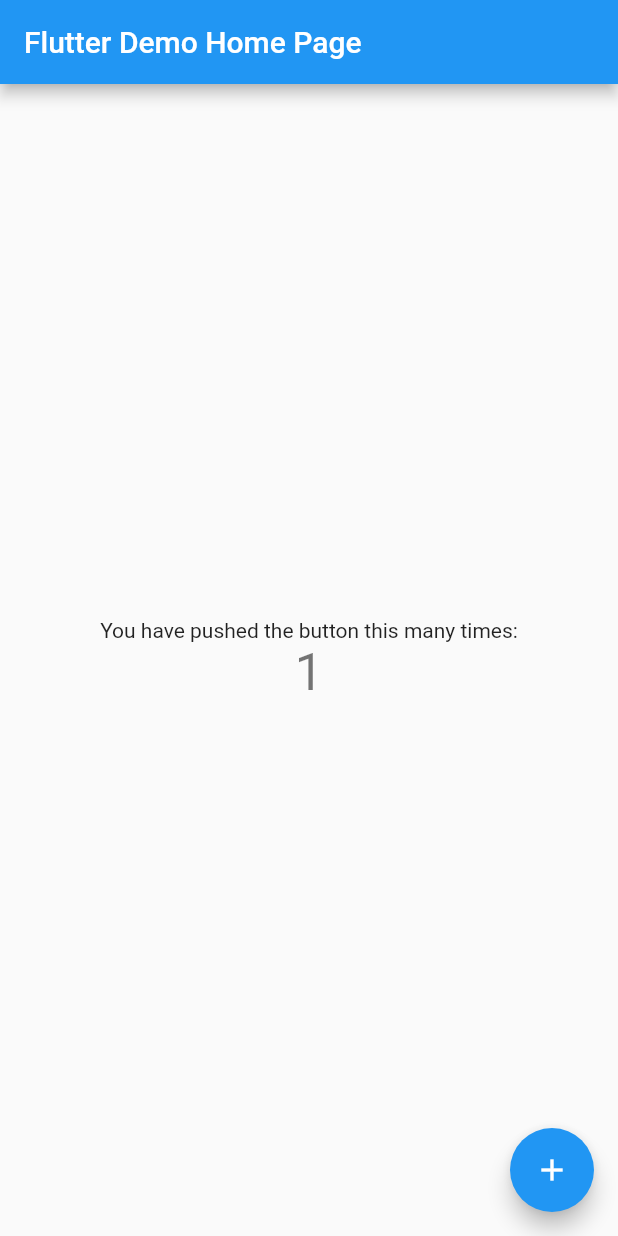
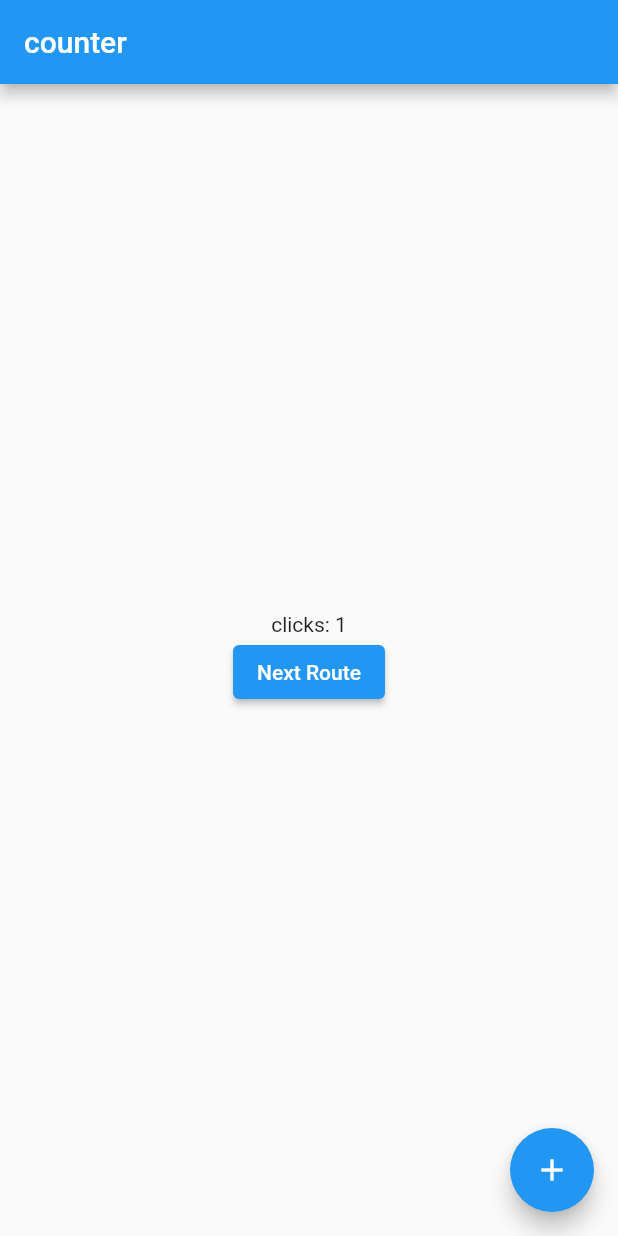
Before and after one commit to anjuchamantha/COVID19-Bubble-Detector, a Flutter app: the screen it shows after launch, after a tap on the "add" icon, on a phone screen of 412 x 824 dp. Run offline on Flutter 3.47's test engine with Material 2 defaults, Android fonts, the phone set to English and light mode, and no system bars; our stand-ins replace get.

Commit message:
GetX init

```diff
--- /dev/null
+++ b/bubble_detector/lib/bindings/app_binding.dart
@@ -0,0 +1,6 @@
+import 'package:get/get.dart';
+
+class AppBinding extends Bindings {
+  @override
+  void dependencies() async {}
+}
--- /dev/null
+++ b/bubble_detector/lib/bindings/home_bindings.dart
@@ -0,0 +1,9 @@
+import 'package:bubble_detector/controllers/page_controller.dart';
+import 'package:get/get.dart';
+
+class HomeBinding implements Bindings {
+  @override
+  void dependencies() {
+    Get.lazyPut(() => HomeController());
+  }
+}
--- /dev/null
+++ b/bubble_detector/lib/controllers/page_controller.dart
@@ -0,0 +1,6 @@
+import 'package:get/get.dart';
+
+class HomeController extends GetxController {
+  var count = 0.obs;
+  void increment() => count++;
+}
--- a/bubble_detector/lib/main.dart
+++ b/bubble_detector/lib/main.dart
@@ -1,113 +1,14 @@
 import 'package:flutter/material.dart';
+import 'package:get/get.dart';
+import 'bindings/home_bindings.dart';
+import 'views/pages/home_page.dart';
 
 void main() {
-  runApp(MyApp());
+  runApp(GetMaterialApp(
+    initialRoute: '/home',
+    getPages: [
+      GetPage(name: '/home', page: () => HomePage(), binding: HomeBinding()),
+      GetPage(name: '/second', page: () => SecondPage()),
+    ],
+  ));
 }
-
-class MyApp extends StatelessWidget {
-  // This widget is the root of your application.
-  @override
-  Widget build(BuildContext context) {
-    return MaterialApp(
-      title: 'Flutter Demo',
-      theme: ThemeData(
-        // This is the theme of your application.
-        //
-        // Try running your application with "flutter run". You'll see the
-        // application has a blue toolbar. Then, without quitting the app, try
-        // changing the primarySwatch below to Colors.green and then invoke
-        // "hot reload" (press "r" in the console where you ran "flutter run",
-        // or simply save your changes to "hot reload" in a Flutter IDE).
-        // Notice that the counter didn't reset back to zero; the application
-        // is not restarted.
-        primarySwatch: Colors.blue,
-      ),
-      home: MyHomePage(title: 'Flutter Demo Home Page'),
-    );
-  }
-}
-
-class MyHomePage extends StatefulWidget {
-  MyHomePage({Key? key, required this.title}) : super(key: key);
-
-  // This widget is the home page of your application. It is stateful, meaning
-  // that it has a State object (defined below) that contains fields that affect
-  // how it looks.
-
-  // This class is the configuration for the state. It holds the values (in this
-  // case the title) provided by the parent (in this case the App widget) and
-  // used by the build method of the State. Fields in a Widget subclass are
-  // always marked "final".
-
-  final String title;
-
-  @override
-  _MyHomePageState createState() => _MyHomePageState();
-}
-
-class _MyHomePageState extends State<MyHomePage> {
-  int _counter = 0;
-
-  void _incrementCounter() {
-    setState(() {
-      // This call to setState tells the Flutter framework that something has
-      // changed in this State, which causes it to rerun the build method below
-      // so that the display can reflect the updated values. If we changed
-      // _counter without calling setState(), then the build method would not be
-      // called again, and so nothing would appear to happen.
-      _counter++;
-    });
-  }
-
-  @override
-  Widget build(BuildContext context) {
-    // This method is rerun every time setState is called, for instance as done
-    // by the _incrementCounter method above.
-    //
-    // The Flutter framework has been optimized to make rerunning build methods
-    // fast, so that you can just rebuild anything that needs updating rather
-    // than having to individually change instances of widgets.
-    return Scaffold(
-      appBar: AppBar(
-        // Here we take the value from the MyHomePage object that was created by
-        // the App.build method, and use it to set our appbar title.
-        title: Text(widget.title),
-      ),
-      body: Center(
-        // Center is a layout widget. It takes a single child and positions it
-        // in the middle of the parent.
-        child: Column(
-          // Column is also a layout widget. It takes a list of children and
-          // arranges them vertically. By default, it sizes itself to fit its
-          // children horizontally, and tries to be as tall as its parent.
-          //
-          // Invoke "debug painting" (press "p" in the console, choose the
-          // "Toggle Debug Paint" action from the Flutter Inspector in Android
-          // Studio, or the "Toggle Debug Paint" command in Visual Studio Code)
-          // to see the wireframe for each widget.
-          //
-          // Column has various properties to control how it sizes itself and
-          // how it positions its children. Here we use mainAxisAlignment to
-          // center the children vertically; the main axis here is the vertical
-          // axis because Columns are vertical (the cross axis would be
-          // horizontal).
-          mainAxisAlignment: MainAxisAlignment.center,
-          children: <Widget>[
-            Text(
-              'You have pushed the button this many times:',
-            ),
-            Text(
-              '$_counter',
-              style: Theme.of(context).textTheme.headline4,
-            ),
-          ],
-        ),
-      ),
-      floatingActionButton: FloatingActionButton(
-        onPressed: _incrementCounter,
-        tooltip: 'Increment',
-        child: Icon(Icons.add),
-      ), // This trailing comma makes auto-formatting nicer for build methods.
-    );
-  }
-}
--- /dev/null
+++ b/bubble_detector/lib/views/pages/home_page.dart
@@ -0,0 +1,51 @@
+import 'package:bubble_detector/controllers/page_controller.dart';
+import 'package:flutter/material.dart';
+import 'package:get/get.dart';
+
+class HomePage extends StatelessWidget {
+  final controller = Get.put(HomeController());
+  @override
+  Widget build(BuildContext context) {
+    return Scaffold(
+      appBar: AppBar(title: Text("counter")),
+      body: Center(
+        child: Column(
+          mainAxisAlignment: MainAxisAlignment.center,
+          children: [
+            Obx(() => Text(
+                  'clicks: ${controller.count}',
+                )),
+            ElevatedButton(
+              child: Text('Next Route'),
+              onPressed: () {
+                Get.toNamed('/second');
+              },
+            ),
+          ],
+        ),
+      ),
+      floatingActionButton: FloatingActionButton(
+        child: Icon(Icons.add),
+        onPressed: () => controller.increment(),
+      ),
+    );
+  }
+}
+
+class SecondPage extends StatelessWidget {
+  final HomeController ctrl = Get.find();
+  @override
+  Widget build(context) {
+    return Scaffold(
+      floatingActionButton: FloatingActionButton(
+        child: Icon(Icons.add),
+        onPressed: () => ctrl.increment(),
+      ),
+      body: Center(
+        child: Obx(() => Text(
+              'clicks: ${ctrl.count}',
+            )),
+      ),
+    );
+  }
+}
--- a/bubble_detector/pubspec.yaml
+++ b/bubble_detector/pubspec.yaml
@@ -23,6 +23,8 @@ environment:
 dependencies:
   flutter:
     sdk: flutter
+  # flutter_bluetooth_serial: 0.4.0
+  get: ^4.3.8
 
 
   # The following adds the Cupertino Icons font to your application.
```
Also changed, not shown: bubble_detector/pubspec.lock, 5 other files.
